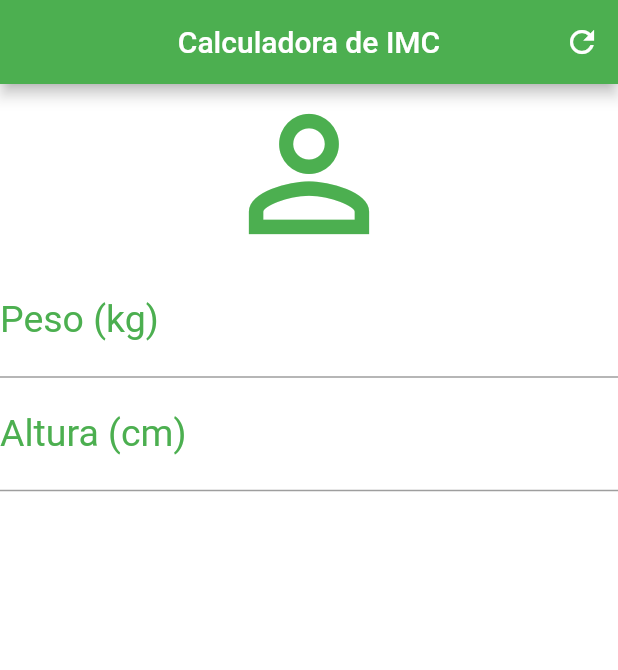
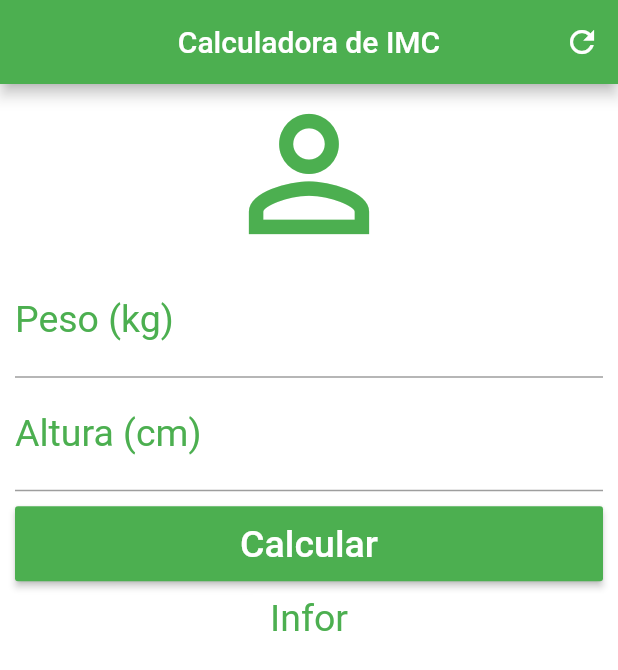
Before and after one commit to Christian-Oliveira/calculadora_imc, a Flutter app: the screen it shows after launch, on a phone screen of 412 x 824 dp. Shown: the top 670 px of the screen. Run offline on Flutter 3.47's test engine with Material 2 defaults, Android fonts, the phone set to English and light mode, and no system bars.

Commit message:
add botao de calcular na aplicaçao

```diff
--- a/lib/main.dart
+++ b/lib/main.dart
@@ -28,7 +28,9 @@ class _HomeState extends State<Home> {
         ],
       ),
       backgroundColor: Colors.white,
-      body: Column(
+      body: SingleChildScrollView(
+        padding: EdgeInsets.fromLTRB(10.0, 0.0, 10.0, 0.0),
+        child: Column(
         crossAxisAlignment: CrossAxisAlignment.stretch,
         children: <Widget>[
           Icon(Icons.person_outline,
@@ -51,7 +53,23 @@ class _HomeState extends State<Home> {
             textAlign: TextAlign.center,
             style: TextStyle(color: Colors.green, fontSize: 25.0),
           ),
+          Padding(
+            padding: EdgeInsets.only(top: 10.0, bottom: 10.0),
+            child: Container(
+              height: 50.0,
+              child: RaisedButton(
+                onPressed: () {},
+                child: Text("Calcular", style: TextStyle(color: Colors.white, fontSize: 25.0),),
+                color: Colors.green,
+              ),
+            ),
+          ),
+          Text("Infor",
+            textAlign: TextAlign.center,
+            style: TextStyle(color: Colors.green, fontSize: 25.0),
+          ),
         ],),
+      ),
     );
   }
 }
```
